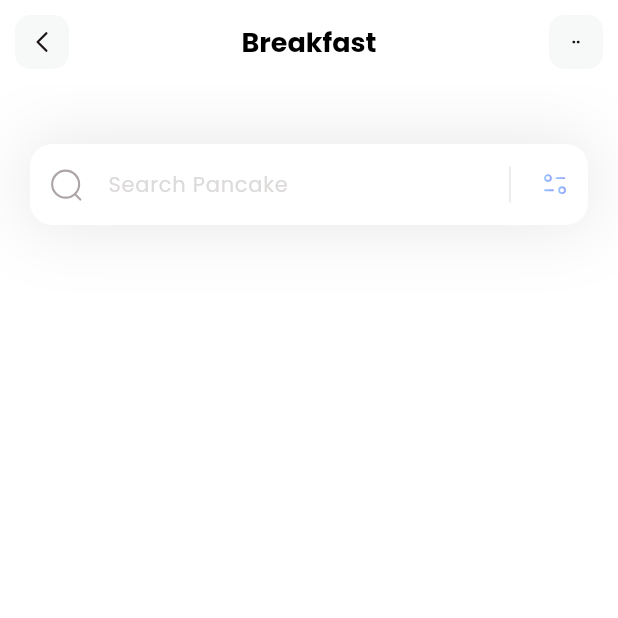
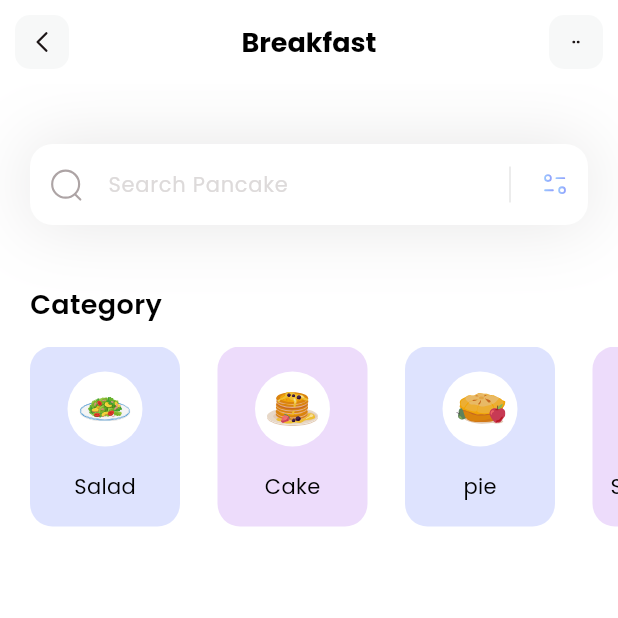
Before and after one commit to v-ishwa/fitness-app-ui, a Flutter app: the screen it shows after launch, on a phone screen of 412 x 824 dp, the top half of it. Run offline on Flutter 3.47's test engine with Material 3 defaults, Android fonts, the phone set to English and light mode, and no system bars; our stand-ins replace flutter_svg.

Commit message:
ui: Add category section

```diff
--- a/lib/main.dart
+++ b/lib/main.dart
@@ -12,7 +12,7 @@
   Widget build(BuildContext context) {
     return MaterialApp(
       theme: ThemeData(fontFamily: "Poppins"),
-      home: const HomePage(),
+      home:  const HomePage(),
       debugShowCheckedModeBanner: false,
     );
   }
--- /dev/null
+++ b/lib/models/category_model.dart
@@ -0,0 +1,47 @@
+import 'package:flutter/material.dart';
+
+class CategoryModel {
+  String name;
+  String iconPath;
+  Color boxColor;
+
+  CategoryModel({
+    required this.name,
+    required this.iconPath,
+    required this.boxColor,
+  });
+
+  static List<CategoryModel> getCategories() {
+    List<CategoryModel> categories = [];
+
+    categories.add(
+      CategoryModel(
+        name: "Salad",
+        iconPath: "assets/icons/plate.svg",
+        boxColor: Color(0xff92A3FD),
+      ),
+    );
+    categories.add(
+      CategoryModel(
+        name: "Cake",
+        iconPath: "assets/icons/pancakes.svg",
+        boxColor: Color(0xffC58BF2),
+      ),
+    );
+    categories.add(
+      CategoryModel(
+        name: "pie",
+        iconPath: "assets/icons/pie.svg",
+        boxColor: Color(0xff92A3FD),
+      ),
+    );
+    categories.add(
+      CategoryModel(
+        name: "Smoothies",
+        iconPath: "assets/icons/orange-snacks.svg",
+        boxColor: Color(0xffC58BF2),
+      ),
+    );
+    return categories;
+  }
+}
--- a/lib/pages/home.dart
+++ b/lib/pages/home.dart
@@ -1,11 +1,24 @@
+import 'package:fitness_app_ui/models/category_model.dart';
 import 'package:flutter/material.dart';
 import 'package:flutter_svg/flutter_svg.dart';
 
-class HomePage extends StatelessWidget {
+class HomePage extends StatefulWidget {
   const HomePage({super.key});
 
   @override
+  State<HomePage> createState() => _HomePageState();
+}
+
+class _HomePageState extends State<HomePage> {
+  List<CategoryModel> categories = [];
+
+  void _getCategories() {
+    categories = CategoryModel.getCategories();
+  }
+
+  @override
   Widget build(BuildContext context) {
+    _getCategories();
     return Scaffold(
       backgroundColor: Colors.white,
       appBar: AppBar(
@@ -56,6 +69,7 @@
         ],
       ),
       body: Column(
+        crossAxisAlignment: CrossAxisAlignment.start,
         children: [
           Container(
             margin: EdgeInsets.only(top: 40, left: 20, right: 20),
@@ -110,6 +124,71 @@
               ),
             ),
           ),
+          SizedBox(height: 40),
+          Column(
+            crossAxisAlignment: CrossAxisAlignment.start,
+            children: [
+              Padding(
+                padding: const EdgeInsets.only(left: 20),
+                child: Text(
+                  "Category",
+                  style: TextStyle(
+                    color: Colors.black,
+                    fontSize: 18,
+                    fontWeight: FontWeight.w600,
+                  ),
+                ),
+              ),
+              SizedBox(height: 15),
+              SizedBox(
+                height: 120,
+                child: ListView.separated(
+                  padding: EdgeInsets.only(left: 20, right: 20),
+                  separatorBuilder: (context, index) => SizedBox(width: 25),
+                  scrollDirection: Axis.horizontal,
+                  itemCount: categories.length,
+                  itemBuilder: (context, index) {
+                    // print("Path: ${categories[index].iconPath}");
+                    return Container(
+                      width: 100,
+                      decoration: BoxDecoration(
+                        color: categories[index].boxColor.withOpacity(0.3),
+                        borderRadius: BorderRadius.circular(15),
+                      ),
+
+                      child: Column(
+                        mainAxisAlignment: MainAxisAlignment.spaceEvenly,
+                        children: [
+                          Container(
+                            width: 50,
+                            height: 50,
+                            decoration: BoxDecoration(
+                              shape: BoxShape.circle,
+                              color: Colors.white,
+                            ),
+                            child: Padding(
+                              padding: const EdgeInsets.all(8.0),
+                              child: SvgPicture.asset(
+                                categories[index].iconPath,
+                              ),
+                            ),
+                          ),
+                          Text(
+                            categories[index].name,
+                            style: TextStyle(
+                              color: Colors.black,
+                              fontSize: 14,
+                              fontWeight: FontWeight.w400,
+                            ),
+                          ),
+                        ],
+                      ),
+                    );
+                  },
+                ),
+              ),
+            ],
+          ),
         ],
       ),
     );
```
Also changed, not shown: assets/icons/orange-snacks.svg (added), assets/icons/pancakes.svg (added), assets/icons/pie.svg (added), assets/icons/plate.svg (added), flutter_01.png (added).
